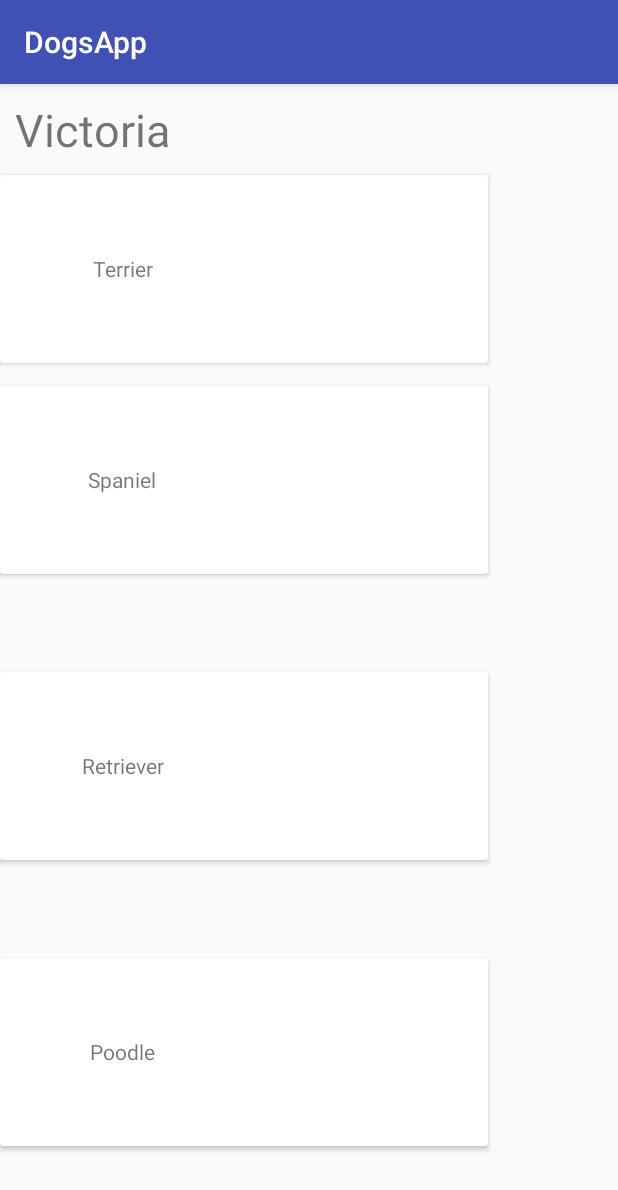
After one commit to vcrleon/DogsApp, an Android app: the BreedsActivity screen opened directly, with no data from a screen before it, on a phone screen of 412 x 824 dp. The commit adds this screen. Shown: the top 1190 px of the screen. Run offline under Robolectric (Android 15) with nearby library versions, the phone set to English and light mode, and no system bars.

Commit message:
set up retrofit to make call based on breed and display in a recycler view

```diff
--- a/app/build.gradle
+++ b/app/build.gradle
@@ -25,4 +25,9 @@ dependencies {
     testImplementation 'junit:junit:4.12'
     androidTestImplementation 'com.android.support.test:runner:1.0.1'
     androidTestImplementation 'com.android.support.test.espresso:espresso-core:3.0.1'
+    implementation 'com.squareup.retrofit2:retrofit:2.3.0'
+    implementation 'com.squareup.retrofit2:converter-gson:2.3.0'
+    implementation 'com.android.support:recyclerview-v7:26.1.0'
+    implementation 'com.android.support:cardview-v7:26.1.0'
+    implementation 'com.squareup.picasso:picasso:2.5.2'
 }
--- /dev/null
+++ b/app/src/main/java/com/example/c4q/dogsapp/BreedsActivity.java
@@ -0,0 +1,28 @@
+package com.example.c4q.dogsapp;
+
+import android.content.Intent;
+import android.content.SharedPreferences;
+import android.os.Bundle;
+import android.support.v7.app.AppCompatActivity;
+import android.widget.TextView;
+
+/**
+ * Created by c4q on 4/19/18.
+ */
+
+public class BreedsActivity extends AppCompatActivity {
+    TextView userNameDisplay;
+
+
+    @Override
+    protected void onCreate(Bundle savedInstanceState) {
+        super.onCreate(savedInstanceState);
+        setContentView(R.layout.activity_breeds_activity);
+
+
+
+//        userNameDisplay.setText(currentUser.toString());
+
+    }
+
+}
--- /dev/null
+++ b/app/src/main/res/layout/activity_breeds_activity.xml
@@ -0,0 +1,158 @@
+<?xml version="1.0" encoding="utf-8"?>
+<android.support.constraint.ConstraintLayout
+    xmlns:android="http://schemas.android.com/apk/res/android"
+    xmlns:tools="http://schemas.android.com/tools"
+    xmlns:app="http://schemas.android.com/apk/res-auto"
+    android:layout_width="match_parent"
+    android:layout_height="match_parent"
+    android:id="@+id/parentLayout"
+    tools:context="com.example.c4q.dogsapp.BreedsActivity">
+
+    <TextView
+        android:id="@+id/username_display"
+        android:layout_width="wrap_content"
+        android:layout_height="wrap_content"
+        android:layout_marginTop="10dp"
+        android:text="Victoria"
+        android:textSize="30sp"
+        android:layout_marginStart="10dp"
+        app:layout_constraintBottom_toTopOf="@id/terrier_card"
+        app:layout_constraintLeft_toLeftOf="@id/parentLayout"
+        app:layout_constraintTop_toTopOf="@+id/parentLayout"
+        app:layout_constraintVertical_bias="0.32999998" />
+
+    <android.support.v7.widget.CardView
+        android:id="@+id/terrier_card"
+        android:layout_width="325dp"
+        android:layout_height="125dp"
+        android:layout_gravity="center"
+        android:layout_marginBottom="30dp"
+        android:layout_marginTop="10dp"
+        app:layout_constraintBottom_toTopOf="@id/spaniel_card"
+        app:layout_constraintTop_toBottomOf="@+id/username_display"
+        tools:layout_editor_absoluteX="40dp"
+        tools:ignore="MissingConstraints">
+
+        <LinearLayout
+            android:layout_width="match_parent"
+            android:layout_height="match_parent"
+            android:orientation="horizontal">
+
+            <TextView
+                android:layout_width="50dp"
+                android:layout_height="wrap_content"
+                android:layout_gravity="center"
+                android:layout_weight="1"
+                android:gravity="center"
+                android:text="@string/terrier" />
+
+            <ImageView
+                android:layout_width="50dp"
+                android:layout_height="match_parent"
+                android:layout_weight="1" />
+
+        </LinearLayout>
+
+    </android.support.v7.widget.CardView>
+
+            <android.support.v7.widget.CardView
+                android:id="@+id/spaniel_card"
+                android:layout_width="325dp"
+                android:layout_height="125dp"
+                android:layout_gravity="center"
+                tools:layout_editor_absoluteX="40dp"
+                tools:ignore="MissingConstraints"
+                app:layout_constraintTop_toBottomOf="@id/terrier_card"
+                android:layout_marginTop="15dp">
+
+                <LinearLayout
+                    android:layout_width="match_parent"
+                    android:layout_height="match_parent"
+                    android:orientation="horizontal">
+
+                    <TextView
+                        android:layout_width="50dp"
+                        android:layout_height="wrap_content"
+                        android:layout_weight="1"
+                        android:layout_gravity="center"
+                        android:gravity="center"
+                        android:text="@string/spaniel" />
+
+                    <ImageView
+                        android:layout_width="50dp"
+                        android:layout_height="match_parent"
+                        android:layout_weight="1" />
+
+                </LinearLayout>
+
+            </android.support.v7.widget.CardView>
+
+            <android.support.v7.widget.CardView
+                android:id="@+id/retriever_card"
+                android:layout_width="325dp"
+                android:layout_height="125dp"
+                android:layout_gravity="center"
+                tools:layout_editor_absoluteX="40dp"
+                tools:ignore="MissingConstraints"
+                app:layout_constraintTop_toBottomOf="@id/spaniel_card"
+                app:layout_constraintBottom_toTopOf="@+id/poodle_card"
+                android:layout_marginTop="15dp">
+
+                <LinearLayout
+                    android:layout_width="match_parent"
+                    android:layout_height="match_parent"
+                    android:orientation="horizontal">
+
+                    <TextView
+                        android:layout_width="50dp"
+                        android:layout_height="wrap_content"
+                        android:layout_weight="1"
+                        android:layout_gravity="center"
+                        android:gravity="center"
+                        android:text="@string/retriever"/>
+
+                    <ImageView
+                        android:layout_width="50dp"
+                        android:layout_height="match_parent"
+                        android:layout_weight="1"
+                        android:contentDescription="@string/retriever"/>
+
+                </LinearLayout>
+
+            </android.support.v7.widget.CardView>
+
+    <android.support.v7.widget.CardView
+        android:id="@+id/poodle_card"
+        android:layout_width="325dp"
+        android:layout_height="125dp"
+        android:layout_gravity="center"
+        android:layout_marginTop="15dp"
+        android:layout_marginBottom="10dp"
+        tools:layout_editor_absoluteX="40dp"
+        tools:ignore="MissingConstraints"
+        app:layout_constraintTop_toBottomOf="@+id/retriever_card"
+        app:layout_constraintBottom_toBottomOf="@id/parentLayout">
+
+        <LinearLayout
+            android:layout_width="match_parent"
+            android:layout_height="match_parent"
+            android:orientation="horizontal">
+
+            <TextView
+                android:layout_width="50dp"
+                android:layout_height="wrap_content"
+                android:layout_gravity="center"
+                android:layout_weight="1"
+                android:gravity="center"
+                android:text="@string/poodle" />
+
+            <ImageView
+                android:layout_width="50dp"
+                android:layout_height="match_parent"
+                android:layout_weight="1" />
+
+        </LinearLayout>
+
+    </android.support.v7.widget.CardView>
+
+</android.support.constraint.ConstraintLayout>
--- a/app/src/main/res/values/strings.xml
+++ b/app/src/main/res/values/strings.xml
@@ -3,4 +3,8 @@
     <string name="username_hint">Username</string>
     <string name="password_hint">Password</string>
     <string name="submit">Submit</string>
+    <string name="terrier">Terrier</string>
+    <string name="spaniel">Spaniel</string>
+    <string name="retriever">Retriever</string>
+    <string name="poodle">Poodle</string>
 </resources>
```
Also changed, not shown: app/src/main/AndroidManifest.xml (+8 -0 lines), app/src/main/java/com/example/c4q/dogsapp/DogsActivity.java (added, +57 -0 lines), app/src/main/java/com/example/c4q/dogsapp/LoginActivity.java (+74 -0 lines), app/src/main/java/com/example/c4q/dogsapp/data/DogApiResponse.java (added, +33 -0 lines), app/src/main/java/com/example/c4q/dogsapp/data/DogApiService.java (added, +18 -0 lines), app/src/main/java/com/example/c4q/dogsapp/presentation/DogsRVAdapter.java (added, +57 -0 lines), app/src/main/res/layout/activity_dogs.xml (added, +22 -0 lines), app/src/main/res/layout/dog_item_view.xml (added, +10 -0 lines).
